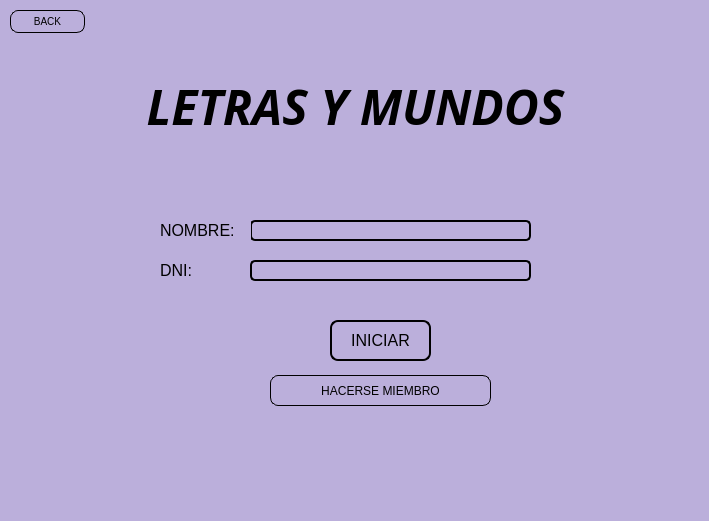
The window that BIBLIOTECA_PROY/assets/login_usuario.ui (mixano611/PROYECTO_PRG_POO_PY) describes before a commit, drawn with Qt 5.
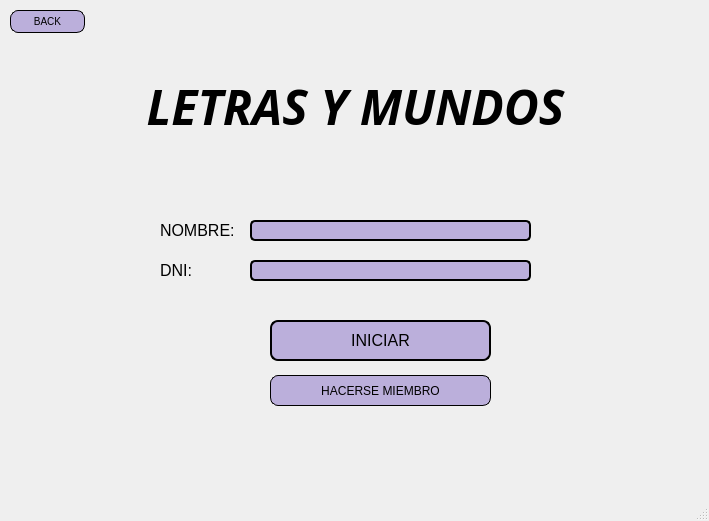
The same window after the commit.

What changed in the file:
```diff
--- a/BIBLIOTECA_PROY/assets/login_usuario.ui
+++ b/BIBLIOTECA_PROY/assets/login_usuario.ui
@@ -13,16 +13,13 @@
   <property name="windowTitle">
    <string>MainWindow</string>
   </property>
-  <property name="styleSheet">
-   <string notr="true">background-color: #BBAFDB</string>
-  </property>
   <widget class="QWidget" name="centralwidget">
    <widget class="QPushButton" name="btnIniciar">
     <property name="geometry">
      <rect>
-      <x>330</x>
+      <x>270</x>
       <y>320</y>
-      <width>101</width>
+      <width>221</width>
       <height>41</height>
      </rect>
     </property>
```
